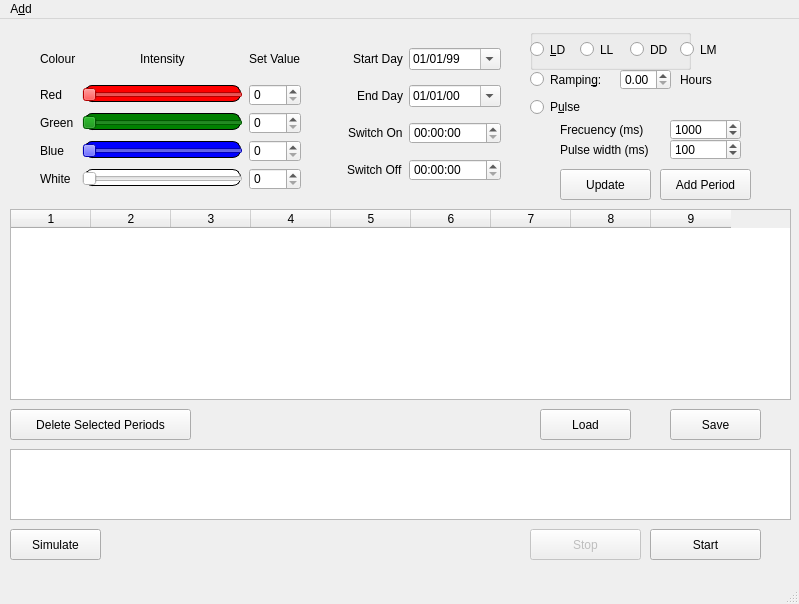
Before: the Qt Designer form led-control/src/GuiCode.ui in PolygonalTree/Led-control, drawn with Qt 5.
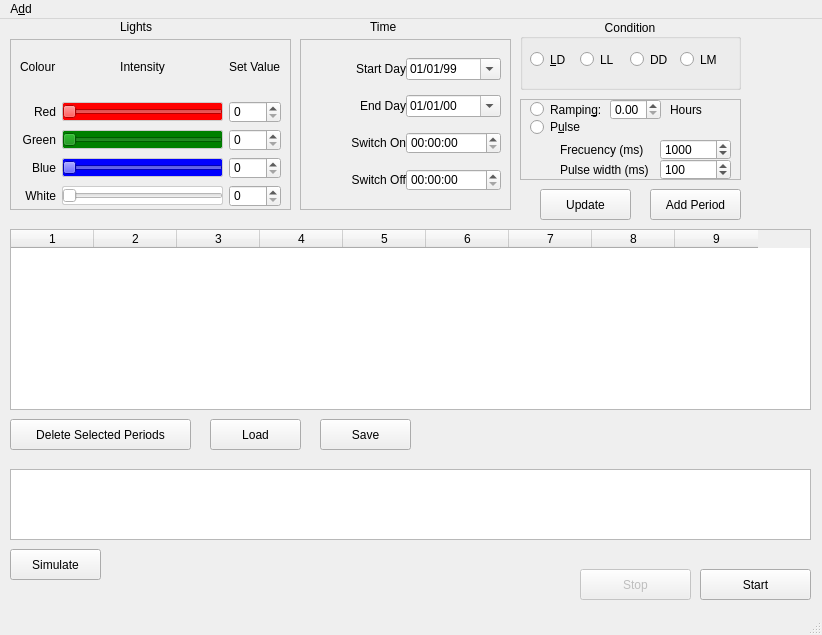
After: the same form once the commit is applied.

Patch:
```diff
--- a/led-control/src/GuiCode.ui
+++ b/led-control/src/GuiCode.ui
@@ -6,8 +6,8 @@
    <rect>
     <x>0</x>
     <y>0</y>
-    <width>799</width>
-    <height>604</height>
+    <width>822</width>
+    <height>635</height>
    </rect>
   </property>
   <property name="windowTitle">
@@ -16,171 +16,39 @@
   <property name="styleSheet">
    <string notr="true">#horizontalSlider{
      background: red;
-     margin: 0px 2px 2px 2px;
-	border-radius: 8px;
-	border: 1px solid;
+  	padding: 1px;
+	border-radius: 2px;
+	border: 1px solid #ccc;
 	
  }
 #horizontalSlider_2{
      background: Green;
-     margin: 0px 2px 2px 2px;
-	border-radius: 8px;
-	border: 1px solid;
+  	padding: 1px;
+	border-radius: 2px;
+	border: 1px solid #ccc;
  }
 #horizontalSlider_3{
      background: Blue;
-     margin: 0px 2px 2px 2px;
-	border-radius: 8px;
-	border: 1px solid;
+  	padding: 1px;
+	border-radius: 2px;
+	border: 1px solid #ccc;
  }
 
 #horizontalSlider_4{
      background: white;
-     margin: 0px 2px 2px 2px;
-	border-radius: 8px;
-	border: 1px solid;
+  	padding: 1px;
+	border-radius: 2px;
+	border: 1px solid #ccc;
  }
 
 </string>
   </property>
   <widget class="QWidget" name="centralwidget">
-   <widget class="QWidget" name="gridLayoutWidget">
-    <property name="geometry">
-     <rect>
-      <x>40</x>
-      <y>20</y>
-      <width>261</width>
-      <height>151</height>
-     </rect>
-    </property>
-    <layout class="QGridLayout" name="gridLayout">
-     <item row="5" column="5">
-      <widget class="QSlider" name="horizontalSlider_2">
-       <property name="maximum">
-        <number>255</number>
-       </property>
-       <property name="orientation">
-        <enum>Qt::Horizontal</enum>
-       </property>
-      </widget>
-     </item>
-     <item row="3" column="4">
-      <widget class="QLabel" name="label_2">
-       <property name="text">
-        <string>Red</string>
-       </property>
-      </widget>
-     </item>
-     <item row="5" column="4">
-      <widget class="QLabel" name="label_3">
-       <property name="text">
-        <string>Green</string>
-       </property>
-      </widget>
-     </item>
-     <item row="7" column="4">
-      <widget class="QLabel" name="label_4">
-       <property name="text">
-        <string>Blue</string>
-       </property>
-      </widget>
-     </item>
-     <item row="8" column="4">
-      <widget class="QLabel" name="label_5">
-       <property name="text">
-        <string>White</string>
-       </property>
-      </widget>
-     </item>
-     <item row="8" column="5">
-      <widget class="QSlider" name="horizontalSlider_4">
-       <property name="maximum">
-        <number>255</number>
-       </property>
-       <property name="orientation">
-        <enum>Qt::Horizontal</enum>
-       </property>
-      </widget>
-     </item>
-     <item row="0" column="4">
-      <widget class="QLabel" name="label_10">
-       <property name="text">
-        <string>Colour</string>
-       </property>
-      </widget>
-     </item>
-     <item row="3" column="7">
-      <widget class="QSpinBox" name="spinBox">
-       <property name="maximum">
-        <number>255</number>
-       </property>
-      </widget>
-     </item>
-     <item row="7" column="5">
-      <widget class="QSlider" name="horizontalSlider_3">
-       <property name="maximum">
-        <number>255</number>
-       </property>
-       <property name="orientation">
-        <enum>Qt::Horizontal</enum>
-       </property>
-      </widget>
-     </item>
-     <item row="5" column="7">
-      <widget class="QSpinBox" name="spinBox_2">
-       <property name="maximum">
-        <number>255</number>
-       </property>
-      </widget>
-     </item>
-     <item row="7" column="7">
-      <widget class="QSpinBox" name="spinBox_3">
-       <property name="maximum">
-        <number>255</number>
-       </property>
-      </widget>
-     </item>
-     <item row="8" column="7">
-      <widget class="QSpinBox" name="spinBox_4">
-       <property name="maximum">
-        <number>255</number>
-       </property>
-      </widget>
-     </item>
-     <item row="0" column="7">
-      <widget class="QLabel" name="label_12">
-       <property name="text">
-        <string>Set Value</string>
-       </property>
-      </widget>
-     </item>
-     <item row="0" column="5" alignment="Qt::AlignHCenter">
-      <widget class="QLabel" name="label_11">
-       <property name="text">
-        <string>Intensity</string>
-       </property>
-      </widget>
-     </item>
-     <item row="3" column="5">
-      <widget class="QSlider" name="horizontalSlider">
-       <property name="styleSheet">
-        <string notr="true"/>
-       </property>
-       <property name="maximum">
-        <number>255</number>
-       </property>
-       <property name="orientation">
-        <enum>Qt::Horizontal</enum>
-       </property>
-      </widget>
-     </item>
-    </layout>
-   </widget>
    <widget class="QPushButton" name="buttonAddPeriod">
     <property name="geometry">
      <rect>
-      <x>660</x>
-      <y>150</y>
+      <x>650</x>
+      <y>170</y>
       <width>91</width>
       <height>31</height>
      </rect>
@@ -192,8 +60,8 @@
    <widget class="QPushButton" name="buttonStart">
     <property name="geometry">
      <rect>
-      <x>650</x>
-      <y>510</y>
+      <x>700</x>
+      <y>550</y>
       <width>111</width>
       <height>31</height>
      </rect>
@@ -214,8 +82,8 @@
    <widget class="QPushButton" name="buttonSave">
     <property name="geometry">
      <rect>
-      <x>670</x>
-      <y>390</y>
+      <x>320</x>
+      <y>400</y>
       <width>91</width>
       <height>31</height>
      </rect>
@@ -228,9 +96,9 @@
     <property name="geometry">
      <rect>
       <x>10</x>
-      <y>190</y>
-      <width>781</width>
-      <height>191</height>
+      <y>210</y>
+      <width>801</width>
+      <height>181</height>
      </rect>
     </property>
     <property name="alternatingRowColors">
@@ -246,7 +114,7 @@
      <number>9</number>
     </property>
     <attribute name="horizontalHeaderDefaultSectionSize">
-     <number>80</number>
+     <number>83</number>
     </attribute>
     <attribute name="verticalHeaderVisible">
      <bool>true</bool>
@@ -265,119 +133,17 @@
     <property name="geometry">
      <rect>
       <x>10</x>
-      <y>430</y>
-      <width>781</width>
+      <y>450</y>
+      <width>801</width>
       <height>71</height>
      </rect>
     </property>
    </widget>
-   <widget class="QWidget" name="gridLayoutWidget_2">
-    <property name="geometry">
-     <rect>
-      <x>310</x>
-      <y>20</y>
-      <width>191</width>
-      <height>151</height>
-     </rect>
-    </property>
-    <layout class="QGridLayout" name="gridLayout_2">
-     <item row="0" column="1">
-      <widget class="QDateTimeEdit" name="dateTimeEdit">
-       <property name="minimumSize">
-        <size>
-         <width>30</width>
-         <height>0</height>
-        </size>
-       </property>
-       <property name="date">
-        <date>
-         <year>1999</year>
-         <month>1</month>
-         <day>1</day>
-        </date>
-       </property>
-       <property name="maximumDateTime">
-        <datetime>
-         <hour>23</hour>
-         <minute>59</minute>
-         <second>59</second>
-         <year>7999</year>
-         <month>12</month>
-         <day>31</day>
-        </datetime>
-       </property>
-       <property name="minimumDateTime">
-        <datetime>
-         <hour>0</hour>
-         <minute>0</minute>
-         <second>0</second>
-         <year>1752</year>
-         <month>9</month>
-         <day>14</day>
-        </datetime>
-       </property>
-       <property name="currentSection">
-        <enum>QDateTimeEdit::DaySection</enum>
-       </property>
-       <property name="displayFormat">
-        <string>dd/MM/yy</string>
-       </property>
-       <property name="calendarPopup">
-        <bool>true</bool>
-       </property>
-      </widget>
-     </item>
-     <item row="1" column="1">
-      <widget class="QDateTimeEdit" name="dateTimeEdit_2">
-       <property name="displayFormat">
-        <string>dd/MM/yy</string>
-       </property>
-       <property name="calendarPopup">
-        <bool>true</bool>
-       </property>
-      </widget>
-     </item>
-     <item row="2" column="0" alignment="Qt::AlignRight|Qt::AlignVCenter">
-      <widget class="QLabel" name="label_6">
-       <property name="text">
-        <string>Switch On</string>
-       </property>
-      </widget>
-     </item>
-     <item row="3" column="1">
-      <widget class="QTimeEdit" name="timeEdit_2"/>
-     </item>
-     <item row="2" column="1">
-      <widget class="QTimeEdit" name="timeEdit"/>
-     </item>
-     <item row="3" column="0" alignment="Qt::AlignRight|Qt::AlignVCenter">
-      <widget class="QLabel" name="label_7">
-       <property name="text">
-        <string>Switch Off</string>
-       </property>
-      </widget>
-     </item>
-     <item row="1" column="0" alignment="Qt::AlignRight|Qt::AlignVCenter">
-      <widget class="QLabel" name="label_9">
-       <property name="text">
-        <string>End Day</string>
-       </property>
-      </widget>
-     </item>
-     <item row="0" column="0" alignment="Qt::AlignRight|Qt::AlignVCenter">
-      <widget class="QLabel" name="label_8">
-       <property name="text">
-        <string>Start Day</string>
-       </property>
-      </widget>
-     </item>
-    </layout>
-   </widget>
    <widget class="QPushButton" name="buttonLoad">
     <property name="geometry">
      <rect>
-      <x>540</x>
-      <y>390</y>
+      <x>210</x>
+      <y>400</y>
       <width>91</width>
       <height>31</height>
      </rect>
@@ -387,23 +153,35 @@
     </property>
    </widget>
    <widget class="QGroupBox" name="groupBox">
+    <property name="enabled">
+     <bool>true</bool>
+    </property>
     <property name="geometry">
      <rect>
-      <x>530</x>
-      <y>10</y>
-      <width>161</width>
-      <height>41</height>
+      <x>520</x>
+      <y>0</y>
+      <width>221</width>
+      <height>71</height>
      </rect>
     </property>
     <property name="title">
-     <string/>
+     <string>Condition</string>
+    </property>
+    <property name="alignment">
+     <set>Qt::AlignCenter</set>
+    </property>
+    <property name="flat">
+     <bool>false</bool>
+    </property>
+    <property name="checkable">
+     <bool>false</bool>
     </property>
     <widget class="QRadioButton" name="radioButton">
      <property name="geometry">
       <rect>
-       <x>0</x>
-       <y>10</y>
-       <width>71</width>
+       <x>10</x>
+       <y>30</y>
+       <width>41</width>
        <height>21</height>
       </rect>
      </property>
@@ -414,9 +192,9 @@
     <widget class="QRadioButton" name="radioButton_2">
      <property name="geometry">
       <rect>
-       <x>50</x>
-       <y>10</y>
-       <width>51</width>
+       <x>60</x>
+       <y>30</y>
+       <width>41</width>
        <height>21</height>
       </rect>
      </property>
@@ -427,8 +205,8 @@
     <widget class="QRadioButton" name="radioButton_3">
      <property name="geometry">
       <rect>
-       <x>100</x>
-       <y>10</y>
+       <x>110</x>
+       <y>30</y>
        <width>51</width>
        <height>21</height>
       </rect>
@@ -437,6 +215,19 @@
       <string>DD</string>
      </property>
     </widget>
+    <widget class="QRadioButton" name="radioButton_6">
+     <property name="geometry">
+      <rect>
+       <x>160</x>
+       <y>30</y>
+       <width>41</width>
+       <height>21</height>
+      </rect>
+     </property>
+     <property name="text">
+      <string>LM</string>
+     </property>
+    </widget>
    </widget>
    <widget class="QLabel" name="label">
     <property name="geometry">
@@ -455,7 +246,7 @@
     <property name="geometry">
      <rect>
       <x>10</x>
-      <y>390</y>
+      <y>400</y>
       <width>181</width>
       <height>31</height>
      </rect>
@@ -470,8 +261,8 @@
     </property>
     <property name="geometry">
      <rect>
-      <x>530</x>
-      <y>510</y>
+      <x>580</x>
+      <y>550</y>
       <width>111</width>
       <height>31</height>
      </rect>
@@ -484,7 +275,7 @@
     <property name="geometry">
      <rect>
       <x>10</x>
-      <y>510</y>
+      <y>530</y>
       <width>91</width>
       <height>31</height>
      </rect>
@@ -496,8 +287,8 @@
    <widget class="QPushButton" name="buttonUpdate">
     <property name="geometry">
      <rect>
-      <x>560</x>
-      <y>150</y>
+      <x>540</x>
+      <y>170</y>
       <width>91</width>
       <height>31</height>
      </rect>
@@ -509,8 +300,8 @@
    <widget class="QDoubleSpinBox" name="doubleSpinBox">
     <property name="geometry">
      <rect>
-      <x>620</x>
-      <y>50</y>
+      <x>610</x>
+      <y>80</y>
       <width>51</width>
       <height>21</height>
      </rect>
@@ -519,8 +310,8 @@
    <widget class="QLabel" name="label_13">
     <property name="geometry">
      <rect>
-      <x>680</x>
-      <y>50</y>
+      <x>670</x>
+      <y>80</y>
       <width>41</width>
       <height>21</height>
      </rect>
@@ -533,7 +324,7 @@
     <property name="geometry">
      <rect>
       <x>530</x>
-      <y>50</y>
+      <y>80</y>
       <width>81</width>
       <height>21</height>
      </rect>
@@ -546,7 +337,7 @@
     <property name="geometry">
      <rect>
       <x>530</x>
-      <y>80</y>
+      <y>100</y>
       <width>61</width>
       <height>16</height>
      </rect>
@@ -558,8 +349,8 @@
    <widget class="QSpinBox" name="spinBox_5">
     <property name="geometry">
      <rect>
-      <x>670</x>
-      <y>100</y>
+      <x>660</x>
+      <y>120</y>
       <width>71</width>
       <height>21</height>
      </rect>
@@ -574,8 +365,8 @@
    <widget class="QSpinBox" name="spinBox_6">
     <property name="geometry">
      <rect>
-      <x>670</x>
-      <y>120</y>
+      <x>660</x>
+      <y>140</y>
       <width>71</width>
       <height>21</height>
      </rect>
@@ -591,7 +382,7 @@
     <property name="geometry">
      <rect>
       <x>560</x>
-      <y>100</y>
+      <y>120</y>
       <width>91</width>
       <height>21</height>
      </rect>
@@ -604,7 +395,7 @@
     <property name="geometry">
      <rect>
       <x>560</x>
-      <y>120</y>
+      <y>140</y>
       <width>101</width>
       <height>21</height>
      </rect>
@@ -613,26 +404,409 @@
      <string>Pulse width (ms)</string>
     </property>
    </widget>
-   <widget class="QRadioButton" name="radioButton_6">
+   <widget class="QFrame" name="frame">
     <property name="geometry">
      <rect>
-      <x>680</x>
+      <x>520</x>
+      <y>80</y>
+      <width>221</width>
+      <height>81</height>
+     </rect>
+    </property>
+    <property name="frameShape">
+     <enum>QFrame::StyledPanel</enum>
+    </property>
+    <property name="frameShadow">
+     <enum>QFrame::Sunken</enum>
+    </property>
+   </widget>
+   <widget class="QFrame" name="frame_2">
+    <property name="geometry">
+     <rect>
+      <x>300</x>
       <y>20</y>
-      <width>51</width>
-      <height>21</height>
+      <width>211</width>
+      <height>171</height>
      </rect>
     </property>
+    <property name="frameShape">
+     <enum>QFrame::StyledPanel</enum>
+    </property>
+    <property name="frameShadow">
+     <enum>QFrame::Raised</enum>
+    </property>
+    <widget class="QWidget" name="gridLayoutWidget_2">
+     <property name="geometry">
+      <rect>
+       <x>10</x>
+       <y>10</y>
+       <width>191</width>
+       <height>151</height>
+      </rect>
+     </property>
+     <layout class="QGridLayout" name="gridLayout_2">
+      <property name="horizontalSpacing">
+       <number>0</number>
+      </property>
+      <item row="3" column="1">
+       <widget class="QTimeEdit" name="timeEdit_2"/>
+      </item>
+      <item row="1" column="1">
+       <widget class="QDateTimeEdit" name="dateTimeEdit_2">
+        <property name="displayFormat">
+         <string>dd/MM/yy</string>
+        </property>
+        <property name="calendarPopup">
+         <bool>true</bool>
+        </property>
+       </widget>
+      </item>
+      <item row="2" column="0" alignment="Qt::AlignRight|Qt::AlignVCenter">
+       <widget class="QLabel" name="label_6">
+        <property name="text">
+         <string>Switch On</string>
+        </property>
+        <property name="alignment">
+         <set>Qt::AlignRight|Qt::AlignTrailing|Qt::AlignVCenter</set>
+        </property>
+        <property name="margin">
+         <number>5</number>
+        </property>
+       </widget>
+      </item>
+      <item row="3" column="0" alignment="Qt::AlignRight|Qt::AlignVCenter">
+       <widget class="QLabel" name="label_7">
+        <property name="text">
+         <string>Switch Off</string>
+        </property>
+        <property name="alignment">
+         <set>Qt::AlignRight|Qt::AlignTrailing|Qt::AlignVCenter</set>
+        </property>
+        <property name="margin">
+         <number>5</number>
+        </property>
+       </widget>
+      </item>
+      <item row="2" column="1">
+       <widget class="QTimeEdit" name="timeEdit"/>
+      </item>
+      <item row="1" column="0" alignment="Qt::AlignRight|Qt::AlignVCenter">
+       <widget class="QLabel" name="label_9">
+        <property name="text">
+         <string>End Day</string>
+        </property>
+        <property name="alignment">
+         <set>Qt::AlignRight|Qt::AlignTrailing|Qt::AlignVCenter</set>
+        </property>
+        <property name="margin">
+         <number>5</number>
+        </property>
+       </widget>
+      </item>
+      <item row="0" column="1">
+       <widget class="QDateTimeEdit" name="dateTimeEdit">
+        <property name="minimumSize">
+         <size>
+          <width>30</width>
+          <height>0</height>
+         </size>
+        </property>
+        <property name="date">
+         <date>
+          <year>1999</year>
+          <month>1</month>
+          <day>1</day>
+         </date>
+        </property>
+        <property name="maximumDateTime">
+         <datetime>
+          <hour>23</hour>
+          <minute>59</minute>
+          <second>59</second>
+          <year>7999</year>
+          <month>12</month>
+          <day>31</day>
+         </datetime>
+        </property>
+        <property name="minimumDateTime">
+         <datetime>
+          <hour>0</hour>
+          <minute>0</minute>
+          <second>0</second>
+          <year>1752</year>
+          <month>9</month>
+          <day>14</day>
+         </datetime>
+        </property>
+        <property name="currentSection">
+         <enum>QDateTimeEdit::DaySection</enum>
+        </property>
+        <property name="displayFormat">
+         <string>dd/MM/yy</string>
+        </property>
+        <property name="calendarPopup">
+         <bool>true</bool>
+        </property>
+       </widget>
+      </item>
+      <item row="0" column="0">
+       <widget class="QLabel" name="label_8">
+        <property name="styleSheet">
+         <string notr="true"/>
+        </property>
+        <property name="text">
+         <string>Start Day</string>
+        </property>
+        <property name="alignment">
+         <set>Qt::AlignRight|Qt::AlignTrailing|Qt::AlignVCenter</set>
+        </property>
+        <property name="margin">
+         <number>5</number>
+        </property>
+       </widget>
+      </item>
+     </layout>
+    </widget>
+   </widget>
+   <widget class="QFrame" name="frame_3">
+    <property name="geometry">
+     <rect>
+      <x>10</x>
+      <y>20</y>
+      <width>281</width>
+      <height>171</height>
+     </rect>
+    </property>
+    <property name="frameShape">
+     <enum>QFrame::StyledPanel</enum>
+    </property>
+    <property name="frameShadow">
+     <enum>QFrame::Raised</enum>
+    </property>
+    <widget class="QWidget" name="gridLayoutWidget">
+     <property name="geometry">
+      <rect>
+       <x>10</x>
+       <y>0</y>
+       <width>261</width>
+       <height>168</height>
+      </rect>
+     </property>
+     <layout class="QGridLayout" name="gridLayout">
+      <item row="7" column="5">
+       <widget class="QSlider" name="horizontalSlider_3">
+        <property name="maximum">
+         <number>255</number>
+        </property>
+        <property name="orientation">
+         <enum>Qt::Horizontal</enum>
+        </property>
+       </widget>
+      </item>
+      <item row="3" column="5">
+       <widget class="QSlider" name="horizontalSlider">
+        <property name="enabled">
+         <bool>true</bool>
+        </property>
+        <property name="styleSheet">
+         <string notr="true"/>
+        </property>
+        <property name="maximum">
+         <number>255</number>
+        </property>
+        <property name="orientation">
+         <enum>Qt::Horizontal</enum>
+        </property>
+        <property name="tickPosition">
+         <enum>QSlider::NoTicks</enum>
+        </property>
+       </widget>
+      </item>
+      <item row="5" column="4">
+       <widget class="QLabel" name="label_3">
+        <property name="text">
+         <string>Green</string>
+        </property>
+        <property name="alignment">
+         <set>Qt::AlignRight|Qt::AlignTrailing|Qt::AlignVCenter</set>
+        </property>
+        <property name="margin">
+         <number>5</number>
+        </property>
+       </widget>
+      </item>
+      <item row="7" column="4">
+       <widget class="QLabel" name="label_4">
+        <property name="text">
+         <string>Blue</string>
+        </property>
+        <property name="alignment">
+         <set>Qt::AlignRight|Qt::AlignTrailing|Qt::AlignVCenter</set>
+        </property>
+        <property name="margin">
+         <number>5</number>
+        </property>
+       </widget>
+      </item>
+      <item row="5" column="5">
+       <widget class="QSlider" name="horizontalSlider_2">
+        <property name="maximum">
+         <number>255</number>
+        </property>
+        <property name="orientation">
+         <enum>Qt::Horizontal</enum>
+        </property>
+       </widget>
+      </item>
+      <item row="0" column="5" alignment="Qt::AlignHCenter">
+       <widget class="QLabel" name="label_11">
+        <property name="text">
+         <string>Intensity</string>
+        </property>
+        <property name="alignment">
+         <set>Qt::AlignCenter</set>
+        </property>
+       </widget>
+      </item>
+      <item row="5" column="7">
+       <widget class="QSpinBox" name="spinBox_2">
+        <property name="maximum">
+         <number>255</number>
+        </property>
+       </widget>
+      </item>
+      <item row="8" column="7">
+       <widget class="QSpinBox" name="spinBox_4">
+        <property name="maximum">
+         <number>255</number>
+        </property>
+       </widget>
+      </item>
+      <item row="8" column="5">
+       <widget class="QSlider" name="horizontalSlider_4">
+        <property name="maximum">
+         <number>255</number>
+        </property>
+        <property name="orientation">
+         <enum>Qt::Horizontal</enum>
+        </property>
+       </widget>
+      </item>
+      <item row="0" column="4">
+       <widget class="QLabel" name="label_10">
+        <property name="text">
+         <string>Colour</string>
+        </property>
+       </widget>
+      </item>
+      <item row="8" column="4">
+       <widget class="QLabel" name="label_5">
+        <property name="text">
+         <string>White</string>
+        </property>
+        <property name="alignment">
+         <set>Qt::AlignRight|Qt::AlignTrailing|Qt::AlignVCenter</set>
+        </property>
+        <property name="margin">
+         <number>5</number>
+        </property>
+       </widget>
+      </item>
+      <item row="7" column="7">
+       <widget class="QSpinBox" name="spinBox_3">
+        <property name="maximum">
+         <number>255</number>
+        </property>
+       </widget>
+      </item>
+      <item row="0" column="7">
+       <widget class="QLabel" name="label_12">
+        <property name="text">
+         <string>Set Value</string>
+        </property>
+       </widget>
+      </item>
+      <item row="3" column="4">
+       <widget class="QLabel" name="label_2">
+        <property name="text">
+         <string>Red</string>
+        </property>
+        <property name="alignment">
+         <set>Qt::AlignRight|Qt::AlignTrailing|Qt::AlignVCenter</set>
+        </property>
+        <property name="margin">
+         <number>5</number>
+        </property>
+       </widget>
+      </item>
+      <item row="3" column="7">
+       <widget class="QSpinBox" name="spinBox">
+        <property name="maximum">
+         <number>255</number>
+        </property>
+       </widget>
+      </item>
+     </layout>
+    </widget>
+   </widget>
+   <widget class="QLabel" name="label_16">
+    <property name="geometry">
+     <rect>
+      <x>120</x>
+      <y>0</y>
+      <width>58</width>
+      <height>16</height>
+     </rect>
+    </property>
     <property name="text">
-     <string>LM</string>
+     <string>Lights</string>
     </property>
    </widget>
+   <widget class="QLabel" name="label_17">
+    <property name="geometry">
+     <rect>
+      <x>370</x>
+      <y>0</y>
+      <width>58</width>
+      <height>16</height>
+     </rect>
+    </property>
+    <property name="text">
+     <string>Time</string>
+    </property>
+   </widget>
+   <zorder>frame_3</zorder>
+   <zorder>frame_2</zorder>
+   <zorder>frame</zorder>
+   <zorder>buttonAddPeriod</zorder>
+   <zorder>buttonStart</zorder>
+   <zorder>buttonSave</zorder>
+   <zorder>tableWidget</zorder>
+   <zorder>graphicsView</zorder>
+   <zorder>buttonLoad</zorder>
+   <zorder>groupBox</zorder>
+   <zorder>label</zorder>
+   <zorder>buttonDel</zorder>
+   <zorder>buttonStop</zorder>
+   <zorder>buttonSim</zorder>
+   <zorder>buttonUpdate</zorder>
+   <zorder>doubleSpinBox</zorder>
+   <zorder>label_13</zorder>
+   <zorder>radioButton_4</zorder>
+   <zorder>radioButton_5</zorder>
+   <zorder>spinBox_5</zorder>
+   <zorder>spinBox_6</zorder>
+   <zorder>label_14</zorder>
+   <zorder>label_15</zorder>
+   <zorder>label_16</zorder>
+   <zorder>label_17</zorder>
   </widget>
   <widget class="QMenuBar" name="menubar">
    <property name="geometry">
     <rect>
      <x>0</x>
      <y>0</y>
-     <width>799</width>
+     <width>822</width>
      <height>21</height>
     </rect>
    </property>
```
